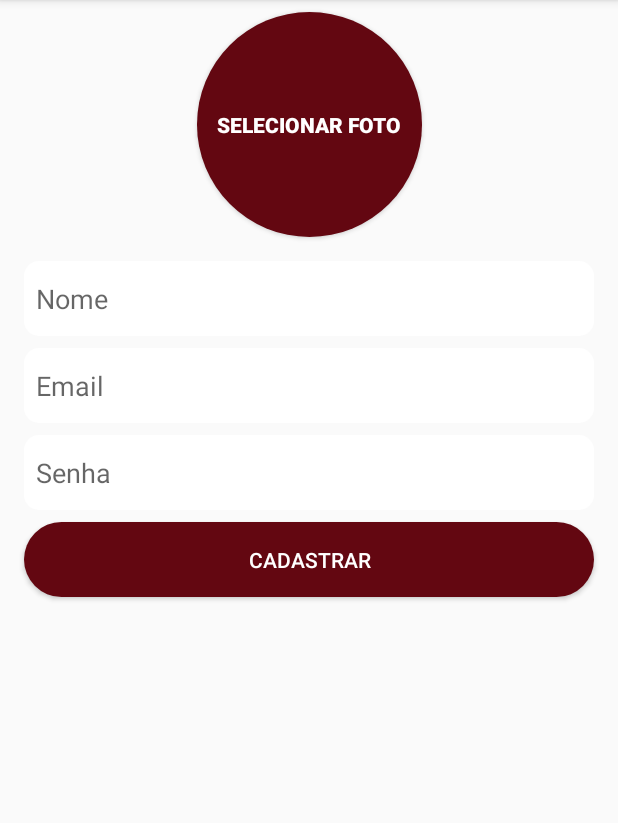
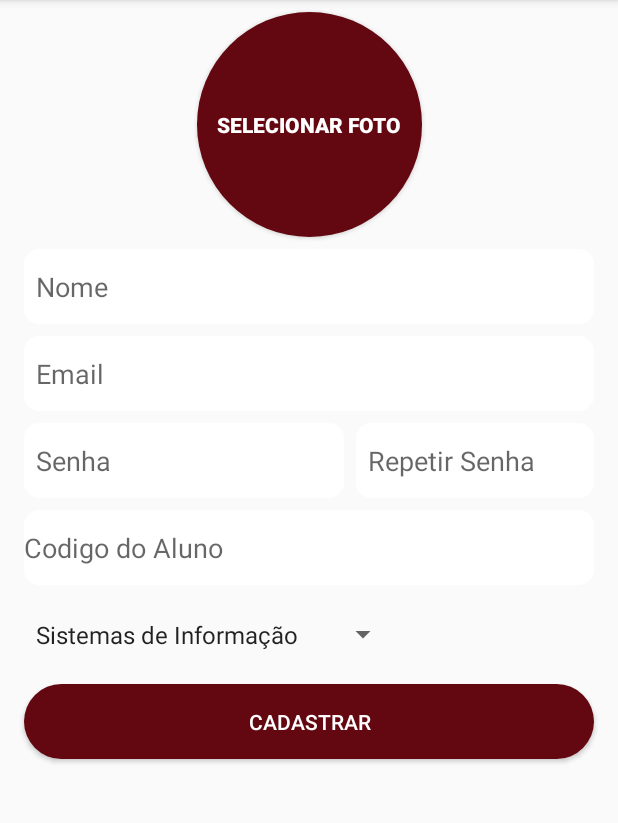
Before and after one commit to viniciussk888/Quiz, an Android app: the RegistroActivity screen opened directly, with no data from a screen before it, after a tap on "CADASTRAR", on a phone screen of 412 x 824 dp, the part 84-907 px from its top. Run offline under Robolectric (Android 15) with nearby library versions, the phone set to English and light mode, and no system bars; our stand-ins replace CircleImageView, Firebase (no records; nobody signed in at launch, a user with empty details on screens opened directly).

Commit message:
Cad Aluno

```diff
--- a/app/src/main/java/com/example/quiz/RegistroActivity.java
+++ b/app/src/main/java/com/example/quiz/RegistroActivity.java
@@ -12,10 +12,12 @@ import android.support.v7.app.AppCompatActivity;
 import android.os.Bundle;
 import android.util.Log;
 import android.view.View;
+import android.widget.ArrayAdapter;
 import android.widget.Button;
 import android.widget.EditText;
 import android.widget.ImageView;
 import android.widget.ProgressBar;
+import android.widget.Spinner;
 import android.widget.Toast;
 
 import com.google.android.gms.tasks.OnCompleteListener;
@@ -31,6 +33,8 @@ import com.google.firebase.storage.UploadTask;
 
 import java.io.IOException;
 
+import static java.security.AccessController.getContext;
+
 public class RegistroActivity extends AppCompatActivity {
 
     private EditText mEditEmail;
@@ -41,6 +45,9 @@ public class RegistroActivity extends AppCompatActivity {
     private Uri mSelectedUri;
     private ImageView mImgFoto;
     private ProgressBar mProgressBarReg;
+    private EditText mRepetSenha;
+    private EditText mCodAluno;
+    private Spinner mSpinCurso;
 
     @Override
     protected void onCreate(Bundle savedInstanceState) {
@@ -55,6 +62,11 @@ public class RegistroActivity extends AppCompatActivity {
         mBtnSeletorFoto = findViewById(R.id.btnSeletorFoto);
         mImgFoto = findViewById(R.id.imgFoto);
         mProgressBarReg = findViewById(R.id.progressBarReg);
+        mRepetSenha = findViewById(R.id.editRepeatSenha);
+        mCodAluno = findViewById(R.id.editCodAluno);
+        mSpinCurso = (Spinner) findViewById(R.id.spinCurso);
+
+
 
         mBtnSeletorFoto.setOnClickListener(new View.OnClickListener() {
             @Override
@@ -100,9 +112,17 @@ public class RegistroActivity extends AppCompatActivity {
         String email = mEditEmail.getText().toString();
         String senha = mEditSenha.getText().toString();
         String nome = mEditnome.getText().toString();
+        String RepetirSenha = mRepetSenha.getText().toString();
+        String codAluno = mCodAluno.getText().toString();
+        //String curso = mSpinCurso.getSelectedItem().toString();
 
-        if(email == null || email.isEmpty() || senha == null || senha.isEmpty() || nome == null || nome.isEmpty()){
-            Toast.makeText(this,"Nome, Email e Senha devem ser preenchidos!",Toast.LENGTH_LONG).show();
+        if(codAluno == null || codAluno.isEmpty() || email == null || email.isEmpty() || senha == null || senha.isEmpty() || nome == null || nome.isEmpty()){
+            Toast.makeText(this,"Todos os campos devem ser preenchidos!",Toast.LENGTH_LONG).show();
+            mProgressBarReg.setVisibility(View.INVISIBLE);
+            return;
+        }
+        if(senha != RepetirSenha){
+            Toast.makeText(this,"As senhas não conferem!",Toast.LENGTH_LONG).show();
             mProgressBarReg.setVisibility(View.INVISIBLE);
             return;
         }
--- a/app/src/main/res/layout/activity_registro.xml
+++ b/app/src/main/res/layout/activity_registro.xml
@@ -13,7 +13,7 @@
         android:layout_height="50dp"
         android:layout_marginStart="16dp"
         android:layout_marginLeft="16dp"
-        android:layout_marginTop="16dp"
+        android:layout_marginTop="8dp"
         android:layout_marginEnd="16dp"
         android:layout_marginRight="16dp"
         android:background="@drawable/bg_edittext_redondo"
@@ -51,8 +51,6 @@
         android:hint="@string/senha_mensagem"
         android:inputType="textPassword"
         android:paddingLeft="8dp"
-        app:layout_constraintEnd_toEndOf="@+id/editEmail"
-        app:layout_constraintHorizontal_bias="0.0"
         app:layout_constraintStart_toStartOf="@+id/editEmail"
         app:layout_constraintTop_toBottomOf="@+id/editEmail" />
 
@@ -64,10 +62,9 @@
         android:background="@drawable/bg_botao_redondo"
         android:text="Cadastrar"
         android:textColor="@android:color/white"
-        app:layout_constraintEnd_toEndOf="@+id/editSenha"
-        app:layout_constraintHorizontal_bias="0.0"
-        app:layout_constraintStart_toStartOf="@+id/editSenha"
-        app:layout_constraintTop_toBottomOf="@+id/editSenha" />
+        app:layout_constraintEnd_toEndOf="@+id/editCodAluno"
+        app:layout_constraintStart_toStartOf="@+id/spinCurso"
+        app:layout_constraintTop_toBottomOf="@+id/spinCurso" />
 
     <Button
         android:id="@+id/btnSeletorFoto"
@@ -106,17 +103,55 @@
         style="?android:attr/progressBarStyle"
         android:layout_width="wrap_content"
         android:layout_height="wrap_content"
+        android:layout_marginStart="16dp"
+        android:layout_marginLeft="16dp"
+        android:layout_marginBottom="2dp"
+        android:visibility="invisible"
+        app:layout_constraintBottom_toBottomOf="@+id/spinCurso"
+        app:layout_constraintStart_toEndOf="@+id/spinCurso"
+        app:layout_constraintTop_toTopOf="@+id/spinCurso"
+        tools:visibility="invisible" />
+
+    <EditText
+        android:id="@+id/editRepeatSenha"
+        android:layout_width="0dp"
+        android:layout_height="0dp"
         android:layout_marginStart="8dp"
         android:layout_marginLeft="8dp"
-        android:layout_marginTop="2dp"
-        android:layout_marginEnd="8dp"
-        android:layout_marginRight="8dp"
-        android:layout_marginBottom="16dp"
-        android:visibility="invisible"
-        app:layout_constraintBottom_toBottomOf="parent"
+        android:layout_marginEnd="16dp"
+        android:layout_marginRight="16dp"
+        android:background="@drawable/bg_edittext_redondo"
+        android:ems="10"
+        android:hint="Repetir Senha"
+        android:inputType="textPassword"
+        android:paddingLeft="8dp"
+        app:layout_constraintBottom_toBottomOf="@+id/editSenha"
         app:layout_constraintEnd_toEndOf="parent"
-        app:layout_constraintStart_toStartOf="parent"
-        app:layout_constraintTop_toBottomOf="@+id/btnCadastrar"
-        tools:visibility="invisible" />
+        app:layout_constraintStart_toEndOf="@+id/editSenha"
+        app:layout_constraintTop_toTopOf="@+id/editSenha" />
+
+    <EditText
+        android:id="@+id/editCodAluno"
+        android:layout_width="0dp"
+        android:layout_height="50dp"
+        android:layout_marginTop="8dp"
+        android:ems="10"
+        android:hint="Codigo do Aluno"
+        android:background="@drawable/bg_edittext_redondo"
+        android:inputType="textPersonName"
+        app:layout_constraintEnd_toEndOf="@+id/editRepeatSenha"
+        app:layout_constraintStart_toStartOf="@+id/editSenha"
+        app:layout_constraintTop_toBottomOf="@+id/editSenha" />
+
+    <Spinner
+        android:id="@+id/spinCurso"
+        android:layout_width="250dp"
+        android:layout_height="50dp"
+        android:layout_marginTop="8dp"
+        android:contentDescription="Selecione um Curso..."
+        android:entries="@array/lista_curso"
+        android:spinnerMode="dropdown"
+        app:layout_constraintStart_toStartOf="@+id/editCodAluno"
+        app:layout_constraintTop_toBottomOf="@+id/editCodAluno" />
 
 </android.support.constraint.ConstraintLayout>
--- a/app/src/main/res/values/strings.xml
+++ b/app/src/main/res/values/strings.xml
@@ -3,4 +3,12 @@
     <string name="email_mensagem">Email</string>
     <string name="senha_mensagem">Senha</string>
     <string name="botao_login">Logar</string>
+    <string-array name="lista_curso">
+        <item>Sistemas de Informação</item>
+        <item>Direito</item>
+        <item>Ciencias Contabeis</item>
+        <item>Agronegocio</item>
+        <item>Pedagogia</item>
+
+    </string-array>
 </resources>
```
